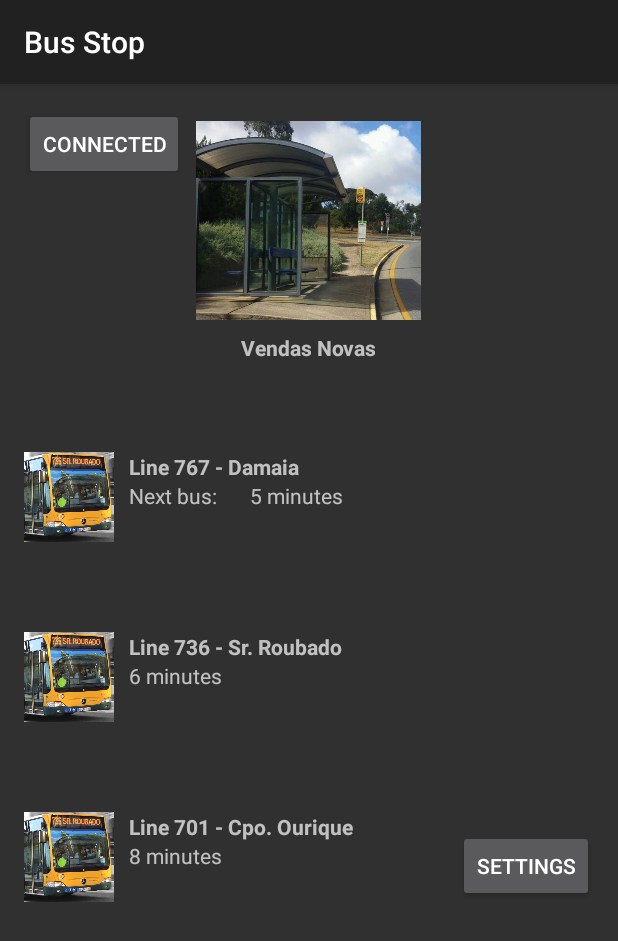
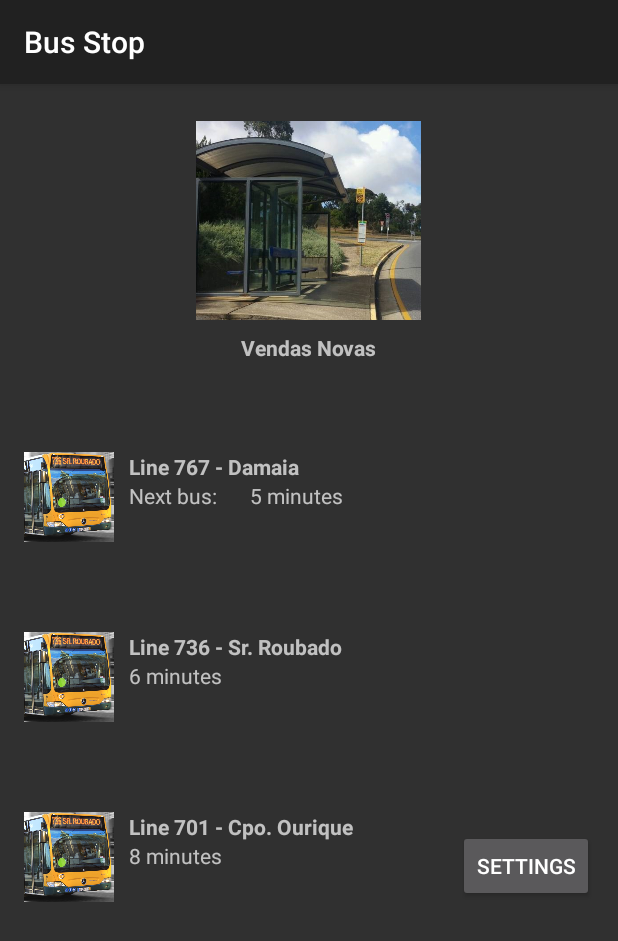
Before and after one commit to ruskam/bUser, an Android app: the BusStopAct screen opened directly, with no data from a screen before it, on a phone screen of 412 x 824 dp. Shown: the top 941 px of the screen. Run offline under Robolectric (Android 15) with nearby library versions, the light colour scheme and no system bars; libraries missing offline, so code that uses them is left out: org.springframework.http, org.springframework.web; 3 statements that could not run were skipped.

Commit message:
- minor bug fixes

```diff
--- a/app/src/main/java/com/example/esr14/signupplay/BusStopAct.java
+++ b/app/src/main/java/com/example/esr14/signupplay/BusStopAct.java
@@ -3,14 +3,13 @@ package com.example.esr14.signupplay;
 import android.content.Intent;
 import android.os.AsyncTask;
 import android.os.Bundle;
+import android.support.v7.app.AppCompatActivity;
 import android.util.Log;
 import android.view.View;
-import android.widget.Button;
 import android.widget.TextView;
 
 import com.example.esr14.signupplay.Model.BusStop;
 import com.example.esr14.signupplay.settings.SettingsActivity;
-import com.example.esr14.signupplay.util.AbstractActivity;
 
 import org.json.JSONException;
 import org.json.JSONObject;
@@ -27,10 +26,7 @@ import java.util.Map;
 /**
  * This class is called after a user is logged in
  */
-
-public class BusStopAct extends AbstractActivity {
-    final String DEV = "device";
-    Button retry;
+public class BusStopAct extends AppCompatActivity {
 
     TextView tvNextBusTime;
 
@@ -38,38 +34,16 @@ public class BusStopAct extends AbstractActivity {
     protected void onCreate(Bundle savedInstanceState) {
         super.onCreate(savedInstanceState);
         setContentView(R.layout.activity_bus_stop);
-        retry = (Button) findViewById(R.id.button_retry);
+
         tvNextBusTime = (TextView) findViewById(R.id.tvNextBusTime);
 
-        connect();
-        if (isBtConnected) {
-            msg("ok");
-            retry.setText("Connected");
-        }
-        else {
-            msg("Failed to connect");
-        }
-        retry.setOnClickListener(new View.OnClickListener()
-        {
-            @Override
-            public void onClick(View v)
-            {
-                    msg("Retrying to connect");
-                    if(connect())
-                         retry.setText("Connected");
+    }
 
-            }
-        });
-    }
-@Override
-public void detectedCard() {
-    startActivity(new Intent(this,insideBus.class));
-}
     public void displaySettings(View view) {
         startActivity(new Intent(this, SettingsActivity.class));
     }
 
-    public void getInsideBus(View view) {
+    public void getInsideBus(View view){
         startActivity(new Intent(this, insideBus.class));
     }
 
@@ -104,8 +78,7 @@ public void detectedCard() {
 
         @Override
         protected void onPostExecute(BusStop busStop) {
-
-            try {
+            try{
                 Log.i("info", busStop.getStopName());
 
                 List<String> schedule = busStop.getSchedule();
@@ -189,7 +162,4 @@ public void detectedCard() {
         }
 
     }
-
-
-
 }
--- a/app/src/main/res/layout/activity_bus_stop.xml
+++ b/app/src/main/res/layout/activity_bus_stop.xml
@@ -143,16 +143,7 @@
             android:text="5 minutes"
             android:layout_alignTop="@+id/line1_details"
             android:layout_alignEnd="@+id/busline2" />
-        <Button
-            android:id="@+id/button_retry"
-            android:layout_width="wrap_content"
-            android:layout_height="wrap_content"
-            android:layout_alignParentStart="true"
-            android:layout_alignParentTop="true"
-            android:layout_gravity="right"
-            android:layout_marginBottom="37dp"
-            android:text="Reconnect"
-           />
+
 
     </RelativeLayout>
 </ScrollView>
```
